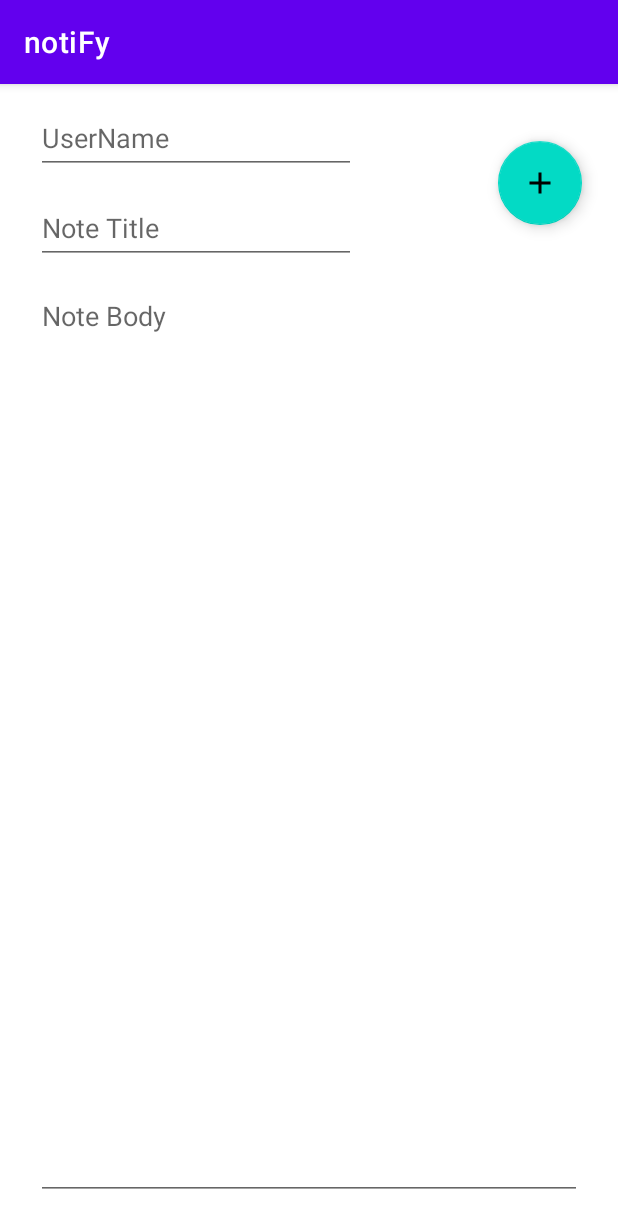
After one commit to trindade99/notiFy, an Android app: the AddFragment screen opened through its navigation route, on a phone screen of 412 x 824 dp. The commit adds this screen. Shown: the top 1228 px of the screen. Run offline under Robolectric (Android 15) with nearby library versions, the phone set to English and light mode, and no system bars; our stand-ins replace Room's generated code, navigation-ui.

Commit message:
Video 2 - DONE

```diff
--- a/app/src/main/java/com/example/notify/MainActivity.kt
+++ b/app/src/main/java/com/example/notify/MainActivity.kt
@@ -4,10 +4,15 @@ package com.example.notify
 // ersc
 import androidx.appcompat.app.AppCompatActivity
 import android.os.Bundle
+import androidx.navigation.findNavController
+import androidx.navigation.ui.setupActionBarWithNavController
 
 class MainActivity : AppCompatActivity() {
     override fun onCreate(savedInstanceState: Bundle?) {
         super.onCreate(savedInstanceState)
         setContentView(R.layout.activity_main)
+
+        //setupActionBarWithNavController(findNavController(R.id.fragmentContainerView))
+
     }
 }
--- a/app/src/main/java/com/example/notify/data/UserDao.kt
+++ b/app/src/main/java/com/example/notify/data/UserDao.kt
@@ -10,7 +10,7 @@ import androidx.room.Query
 interface UserDao {
 
     @Insert(onConflict = OnConflictStrategy.IGNORE)
-    suspend fun addUser(user: User)
+    fun addUser(user: User)
 
     @Query(value = "SELECT * FROM user_table ORDER BY id ASC")
     fun readAllData(): LiveData<List<User>>
--- /dev/null
+++ b/app/src/main/java/com/example/notify/fragments/add/AddFragment.kt
@@ -0,0 +1,65 @@
+package com.example.notify.fragments.add
+
+import android.os.Bundle
+import android.text.TextUtils
+import androidx.fragment.app.Fragment
+import android.view.LayoutInflater
+import android.view.View
+import android.view.ViewGroup
+import android.widget.Toast
+import androidx.lifecycle.ViewModelProvider
+import androidx.navigation.fragment.findNavController
+import com.example.notify.R
+import com.example.notify.data.User
+import com.example.notify.data.UserViewModel
+import kotlinx.android.synthetic.main.fragment_add.*
+import kotlinx.android.synthetic.main.fragment_add.view.*
+
+
+class AddFragment : Fragment() {
+
+    private lateinit var mUserViewModel: UserViewModel
+
+    override fun onCreateView(
+        inflater: LayoutInflater, container: ViewGroup?,
+        savedInstanceState: Bundle?
+    ): View? {
+        // Inflate the layout for this fragment
+        val view = inflater.inflate(R.layout.fragment_add, container, false)
+
+        mUserViewModel = ViewModelProvider(this).get(UserViewModel::class.java)
+
+        view.add_btn.setOnClickListener{
+            InsertDatatoDataBase()
+        }
+
+        return view
+    }
+
+    private fun InsertDatatoDataBase() {
+        val userName = add_UserName.text.toString()
+        val textTitle = add_Title.text.toString()
+        val textContent = add_text.text.toString()
+
+        if (inputCheck(userName,textTitle,textContent))
+        {
+            //Create Note Object
+            //user stands for one note entry
+            val note = User(0,userName,textTitle,textContent)
+            // add note to database
+            mUserViewModel.addUser(note)
+            Toast.makeText(requireContext(),"Note Added with Success",Toast.LENGTH_LONG).show()
+            //back to main screen
+            findNavController().navigate(R.id.action_addFragment_to_listFragment)
+        }else
+        {
+            Toast.makeText(requireContext(),"No field can be blank ",Toast.LENGTH_LONG).show()
+        }
+    }
+
+    private fun inputCheck(userName: String, textTitle: String, text: String): Boolean{
+        return !(TextUtils.isEmpty(userName) && TextUtils.isEmpty(textTitle) && TextUtils.isEmpty(text))
+    }
+
+
+}
--- /dev/null
+++ b/app/src/main/java/com/example/notify/fragments/list/ListFragment.kt
@@ -0,0 +1,29 @@
+package com.example.notify.fragments.list
+
+import android.os.Bundle
+import androidx.fragment.app.Fragment
+import android.view.LayoutInflater
+import android.view.View
+import android.view.ViewGroup
+import androidx.navigation.fragment.findNavController
+import com.example.notify.R
+import kotlinx.android.synthetic.main.fragment_list.view.*
+
+
+class ListFragment : Fragment() {
+
+    override fun onCreateView(
+        inflater: LayoutInflater, container: ViewGroup?,
+        savedInstanceState: Bundle?
+    ): View? {
+        // Inflate the layout for this fragment
+        val view = inflater.inflate(R.layout.fragment_list, container, false)
+
+        view.floatingActionButton.setOnClickListener{
+            findNavController().navigate(R.id.action_listFragment_to_addFragment)
+        }
+
+        return view
+    }
+
+}
--- /dev/null
+++ b/app/src/main/res/drawable/ic_add.xml
@@ -0,0 +1,10 @@
+<vector xmlns:android="http://schemas.android.com/apk/res/android"
+    android:width="24dp"
+    android:height="24dp"
+    android:viewportWidth="24"
+    android:viewportHeight="24"
+    android:tint="?attr/colorControlNormal">
+  <path
+      android:fillColor="@android:color/white"
+      android:pathData="M19,13h-6v6h-2v-6H5v-2h6V5h2v6h6v2z"/>
+</vector>
--- a/app/src/main/res/layout/activity_main.xml
+++ b/app/src/main/res/layout/activity_main.xml
@@ -6,13 +6,16 @@
     android:layout_height="match_parent"
     tools:context=".MainActivity">
 
-    <TextView
-        android:layout_width="wrap_content"
-        android:layout_height="wrap_content"
-        android:text="Hello World!"
+    <androidx.fragment.app.FragmentContainerView
+        android:id="@+id/fragmentContainerView"
+        android:name="androidx.navigation.fragment.NavHostFragment"
+        android:layout_width="0dp"
+        android:layout_height="0dp"
+        app:defaultNavHost="true"
         app:layout_constraintBottom_toBottomOf="parent"
-        app:layout_constraintLeft_toLeftOf="parent"
-        app:layout_constraintRight_toRightOf="parent"
-        app:layout_constraintTop_toTopOf="parent" />
-
+        app:layout_constraintEnd_toEndOf="parent"
+        app:layout_constraintHorizontal_bias="0.5"
+        app:layout_constraintStart_toStartOf="parent"
+        app:layout_constraintTop_toTopOf="parent"
+        app:navGraph="@navigation/my_nav" />
 </androidx.constraintlayout.widget.ConstraintLayout>
--- /dev/null
+++ b/app/src/main/res/layout/fragment_add.xml
@@ -0,0 +1,67 @@
+<?xml version="1.0" encoding="utf-8"?>
+<androidx.constraintlayout.widget.ConstraintLayout xmlns:android="http://schemas.android.com/apk/res/android"
+    xmlns:app="http://schemas.android.com/apk/res-auto"
+    xmlns:tools="http://schemas.android.com/tools"
+    android:layout_width="match_parent"
+    android:layout_height="match_parent"
+    tools:context=".fragments.add.AddFragment">
+
+    <EditText
+        android:id="@+id/add_UserName"
+        android:layout_width="wrap_content"
+        android:layout_height="wrap_content"
+        android:layout_marginStart="24dp"
+        android:layout_marginTop="12dp"
+        android:ems="10"
+        android:hint="UserName"
+        android:inputType="textPersonName"
+        android:minHeight="48dp"
+        app:layout_constraintStart_toStartOf="parent"
+        app:layout_constraintTop_toTopOf="parent" />
+
+    <EditText
+        android:id="@+id/add_Title"
+        android:layout_width="wrap_content"
+        android:layout_height="wrap_content"
+        android:layout_marginStart="24dp"
+        android:layout_marginTop="12dp"
+        android:ems="10"
+        android:hint="Note Title"
+        android:inputType="textPersonName"
+        android:minHeight="48dp"
+        app:layout_constraintStart_toStartOf="parent"
+        app:layout_constraintTop_toBottomOf="@+id/add_UserName" />
+
+    <EditText
+        android:id="@+id/add_text"
+        android:layout_width="0dp"
+        android:layout_height="0dp"
+        android:layout_marginStart="24dp"
+        android:layout_marginTop="12dp"
+        android:layout_marginEnd="24dp"
+        android:layout_marginBottom="24dp"
+        android:gravity="top"
+        android:ems="10"
+        android:hint="Note Body"
+        android:inputType="text|textMultiLine"
+        android:textAlignment="textStart"
+        app:layout_constraintBottom_toBottomOf="parent"
+        app:layout_constraintEnd_toEndOf="parent"
+        app:layout_constraintStart_toStartOf="parent"
+        app:layout_constraintTop_toBottomOf="@+id/add_Title" />
+
+    <com.google.android.material.floatingactionbutton.FloatingActionButton
+        android:id="@+id/add_btn"
+        android:layout_width="wrap_content"
+        android:layout_height="wrap_content"
+        android:layout_marginTop="24dp"
+        android:layout_marginEnd="24dp"
+        android:layout_marginBottom="24dp"
+        android:clickable="true"
+        android:src="@drawable/ic_add"
+        app:layout_constraintBottom_toTopOf="@+id/add_text"
+        app:layout_constraintEnd_toEndOf="parent"
+        app:layout_constraintTop_toTopOf="parent"
+        tools:ignore="SpeakableTextPresentCheck" />
+
+</androidx.constraintlayout.widget.ConstraintLayout>
--- /dev/null
+++ b/app/src/main/res/navigation/my_nav.xml
@@ -0,0 +1,26 @@
+<?xml version="1.0" encoding="utf-8"?>
+<navigation xmlns:android="http://schemas.android.com/apk/res/android"
+    xmlns:app="http://schemas.android.com/apk/res-auto"
+    xmlns:tools="http://schemas.android.com/tools"
+    android:id="@+id/my_nav"
+    app:startDestination="@id/listFragment">
+
+    <fragment
+        android:id="@+id/listFragment"
+        android:name="com.example.notify.fragments.list.ListFragment"
+        android:label="fragment_list"
+        tools:layout="@layout/fragment_list" >
+        <action
+            android:id="@+id/action_listFragment_to_addFragment"
+            app:destination="@id/addFragment" />
+    </fragment>
+    <fragment
+        android:id="@+id/addFragment"
+        android:name="com.example.notify.fragments.add.AddFragment"
+        android:label="fragment_add"
+        tools:layout="@layout/fragment_add" >
+        <action
+            android:id="@+id/action_addFragment_to_listFragment"
+            app:destination="@id/listFragment" />
+    </fragment>
+</navigation>
--- a/app/src/main/res/values/strings.xml
+++ b/app/src/main/res/values/strings.xml
@@ -1,3 +1,5 @@
 <resources>
     <string name="app_name">notiFy</string>
+    <!-- TODO: Remove or change this placeholder text -->
+    <string name="hello_blank_fragment">Hello blank fragment</string>
 </resources>
--- a/build.gradle
+++ b/build.gradle
@@ -7,7 +7,7 @@ buildscript {
     }
     dependencies {
         classpath "com.android.tools.build:gradle:7.0.3"
-        classpath "org.jetbrains.kotlin:kotlin-gradle-plugin:1.5.31"
+        classpath 'org.jetbrains.kotlin:kotlin-gradle-plugin:1.6.0'
 
         classpath "androidx.navigation:navigation-safe-args-gradle-plugin:2.3.0-rc01"
         // NOTE: Do not place your application dependencies here; they belong
```
Also changed, not shown: app/src/main/res/layout/fragment_list.xml (added, +32 -0 lines).
